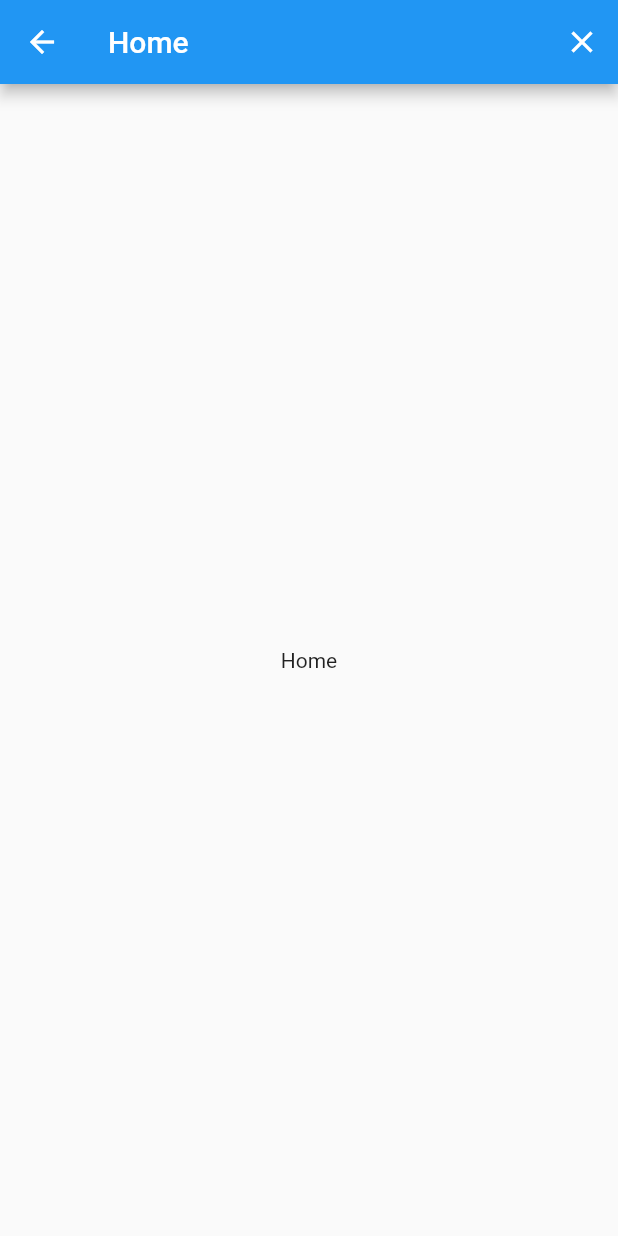
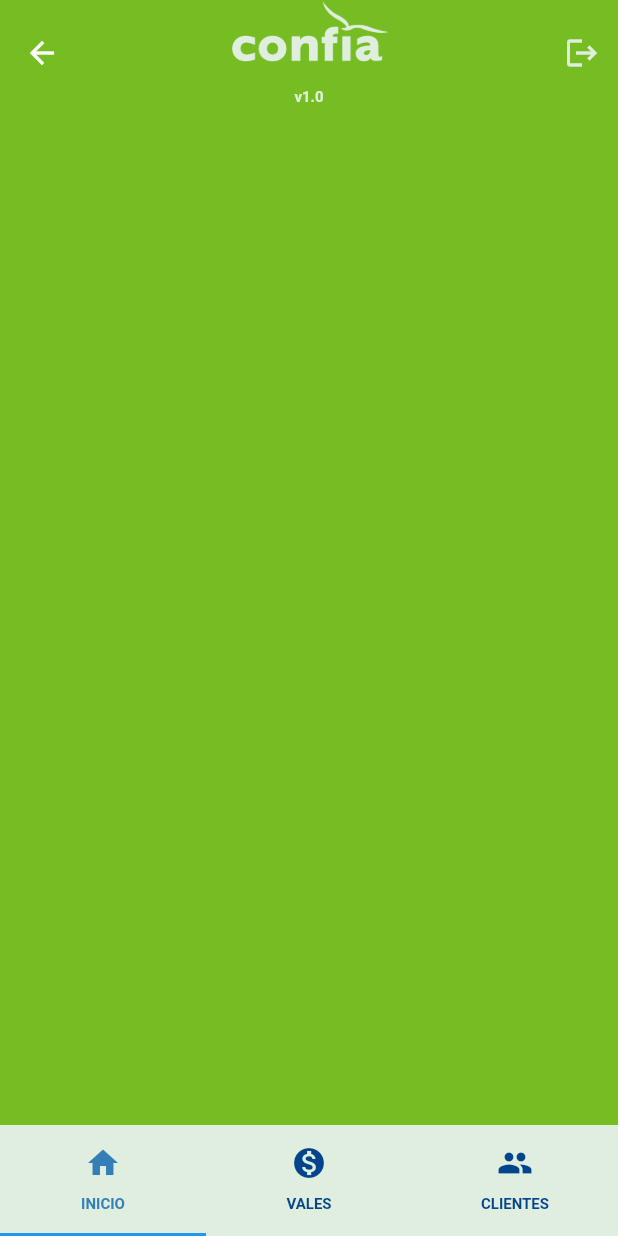
Before and after one commit to guillermoherrera/app_vale_cv, a Flutter app: the HomePage screen opened directly, on a phone screen of 412 x 824 dp. Run offline on Flutter 3.47's test engine with Material 2 defaults, Android fonts, the phone set to English and light mode, and no system bars; our stand-ins replace bloc, flutter_bloc.

Commit message:
appBar, validacion login y ajustes

```diff
--- a/lib/Pages/homepage/home_page.dart
+++ b/lib/Pages/homepage/home_page.dart
@@ -1,4 +1,6 @@
 import 'package:app_vale_cv/bloc/user/user_bloc.dart';
+import 'package:app_vale_cv/helpers/constants.dart';
+import 'package:app_vale_cv/widgets/custom_app_bar.dart';
 import 'package:flutter/material.dart';
 import 'package:flutter_bloc/flutter_bloc.dart';
 
@@ -9,22 +11,66 @@ class HomePage extends StatefulWidget {
   State<HomePage> createState() => _HomePageState();
 }
 
-class _HomePageState extends State<HomePage> {
+class _HomePageState extends State<HomePage>
+    with SingleTickerProviderStateMixin {
+  TabController? _tabController;
+
+  @override
+  void initState() {
+    _tabController = TabController(length: 3, vsync: this);
+    super.initState();
+  }
+
+  @override
+  void dispose() {
+    _tabController?.dispose();
+    super.dispose();
+  }
+
   @override
   Widget build(BuildContext context) {
     return Scaffold(
-      appBar: AppBar(
-        title: const Text('Home'),
+      appBar: _appBar(),
+      backgroundColor: Constants.colorPrimary,
+      body: const Center(child: Text('')),
+      bottomNavigationBar: Container(
+        color: Constants.colorDefault,
+        child: TabBar(
+          controller: _tabController,
+          labelStyle:
+              const TextStyle(fontWeight: FontWeight.bold, fontSize: 10),
+          labelColor: Constants.colorAlternative,
+          unselectedLabelColor: Constants.colorSecondary,
+          tabs: _tabs(),
+        ),
+      ),
+    );
+  }
+
+  PreferredSize _appBar() {
+    return PreferredSize(
+      preferredSize: const Size.fromHeight(100),
+      child: CustomAppBar(
         actions: [
           IconButton(
               onPressed: () {
                 BlocProvider.of<UserBloc>(context, listen: false)
                     .add(DeleteUserEvent());
               },
-              icon: const Icon(Icons.close))
+              icon: const Icon(
+                Icons.logout,
+                color: Constants.colorDefault,
+              ))
         ],
       ),
-      body: const Center(child: Text('Home')),
     );
   }
+
+  List<Widget> _tabs() {
+    return [
+      const Tab(icon: Icon(Icons.home), text: 'INICIO'),
+      const Tab(icon: Icon(Icons.monetization_on), text: 'VALES'),
+      const Tab(icon: Icon(Icons.group), text: 'CLIENTES'),
+    ];
+  }
 }
--- a/lib/Pages/login/login_page.dart
+++ b/lib/Pages/login/login_page.dart
@@ -22,8 +22,11 @@ class _LoginPageState extends State<LoginPage> {
   final _passController = TextEditingController();
 
   void _loginSubmit(UserBloc userBloc) {
-    final user = User(nombre: 'Angel Confia', numeroDv: "000001");
-    userBloc.add(ActivateUserEvent(user));
+    bool validate = _formKey.currentState!.validate();
+    if (validate) {
+      final user = User(nombre: 'Angel Confia', numeroDv: "000001");
+      userBloc.add(ActivateUserEvent(user));
+    }
   }
 
   @override
@@ -67,8 +70,8 @@ class _LoginPageState extends State<LoginPage> {
         color: Colors.transparent,
         width: double.infinity,
         child: CustomFadeTransition(
-          tweenBegin: 1.0,
-          duration: const Duration(milliseconds: 30000),
+          tweenBegin: 0.0,
+          duration: const Duration(milliseconds: 3000),
           child: Column(
             children: [
               Hero(
@@ -111,6 +114,7 @@ class _LoginPageState extends State<LoginPage> {
               controller: _passController,
               icon: Icons.lock,
               isPassword: true,
+              action: () => _loginSubmit(userBloc),
             ),
           )),
       ShakeTransition(
--- a/lib/Pages/root_page.dart
+++ b/lib/Pages/root_page.dart
@@ -12,7 +12,6 @@ class RootPage extends StatefulWidget {
 }
 
 class _RootPageState extends State<RootPage> {
-  final bool _isLogged = false;
   @override
   Widget build(BuildContext context) {
     return BlocBuilder<UserBloc, UserState>(builder: (context, state) {
--- /dev/null
+++ b/lib/widgets/custom_app_bar.dart
@@ -0,0 +1,41 @@
+import 'package:flutter/material.dart';
+
+import '../helpers/constants.dart';
+
+class CustomAppBar extends StatefulWidget {
+  const CustomAppBar({Key? key, this.actions}) : super(key: key);
+
+  final List<Widget>? actions;
+
+  @override
+  State<CustomAppBar> createState() => _CustomAppBarState();
+}
+
+class _CustomAppBarState extends State<CustomAppBar> {
+  @override
+  Widget build(BuildContext context) {
+    return AppBar(
+      toolbarHeight: 70.0,
+      centerTitle: true,
+      title: Column(
+        children: const [
+          Hero(
+              tag: 'Logo',
+              child: Image(
+                image: AssetImage(Constants.assetsImagelogo),
+                height: 60,
+                color: Constants.colorDefault,
+                fit: BoxFit.contain,
+              )),
+          Text(
+            'v1.0',
+            style: Constants.textStyleParagraphDefault,
+          )
+        ],
+      ),
+      backgroundColor: Colors.transparent,
+      elevation: 0.0,
+      actions: widget.actions,
+    );
+  }
+}
--- a/lib/widgets/custom_text_field.dart
+++ b/lib/widgets/custom_text_field.dart
@@ -6,7 +6,7 @@ class CustomTextField extends StatefulWidget {
     Key? key,
     required this.label,
     this.icon,
-    this.errorEmpty = 'Ingresa este campo',
+    this.errorEmpty = 'Completa este campo',
     this.textType = TextInputType.emailAddress,
     this.checkEmpty = true,
     this.isPassword = false,
@@ -18,6 +18,7 @@ class CustomTextField extends StatefulWidget {
     this.onchangeMethod,
     this.enableUpperCase = false,
     this.validacion,
+    this.action,
   }) : super(key: key);
 
   final String label;
@@ -34,6 +35,7 @@ class CustomTextField extends StatefulWidget {
   final bool enableUpperCase;
   final void Function(String)? onchangeMethod;
   final bool Function()? validacion;
+  final VoidCallback? action;
 
   @override
   State<CustomTextField> createState() => _CustomTextFieldState();
@@ -49,11 +51,14 @@ class _CustomTextFieldState extends State<CustomTextField> {
       autocorrect: false,
       inputFormatters: widget.enableUpperCase ? [UpperCaseTextFormatter()] : [],
       keyboardType: widget.textType,
-      obscureText: widget.isPassword,
+      obscureText: widget.isPassword ? !watchPassword : false,
       maxLength: widget.maxLength,
       enabled: widget.enable,
       validator: (val) {
         return _validations(val!);
+      },
+      onFieldSubmitted: (val) {
+        widget.action!();
       },
     );
   }
```
Also changed, not shown: assets/fondoLogin1.jpg (deleted).
